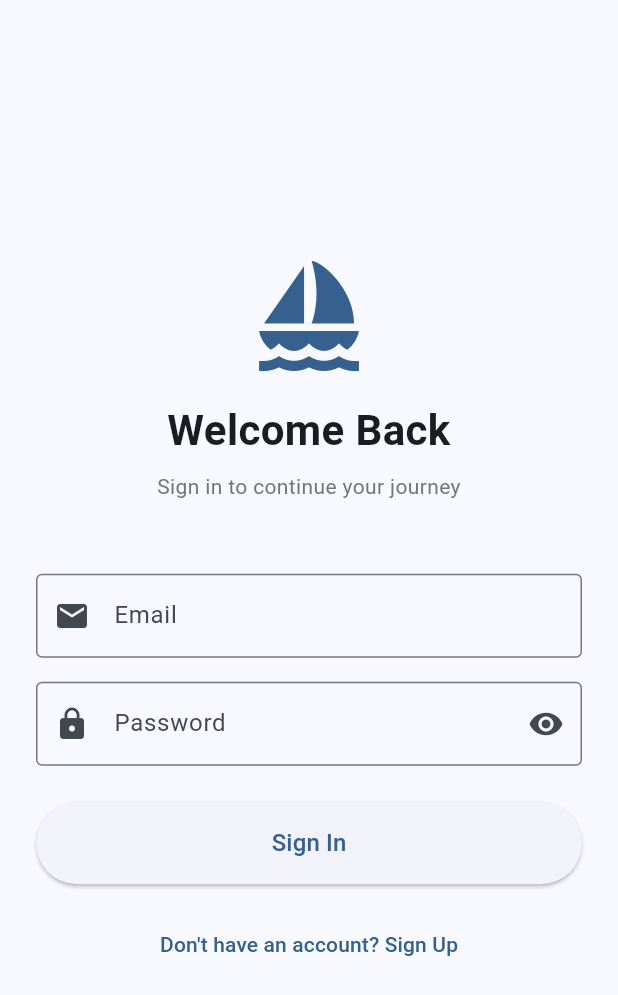
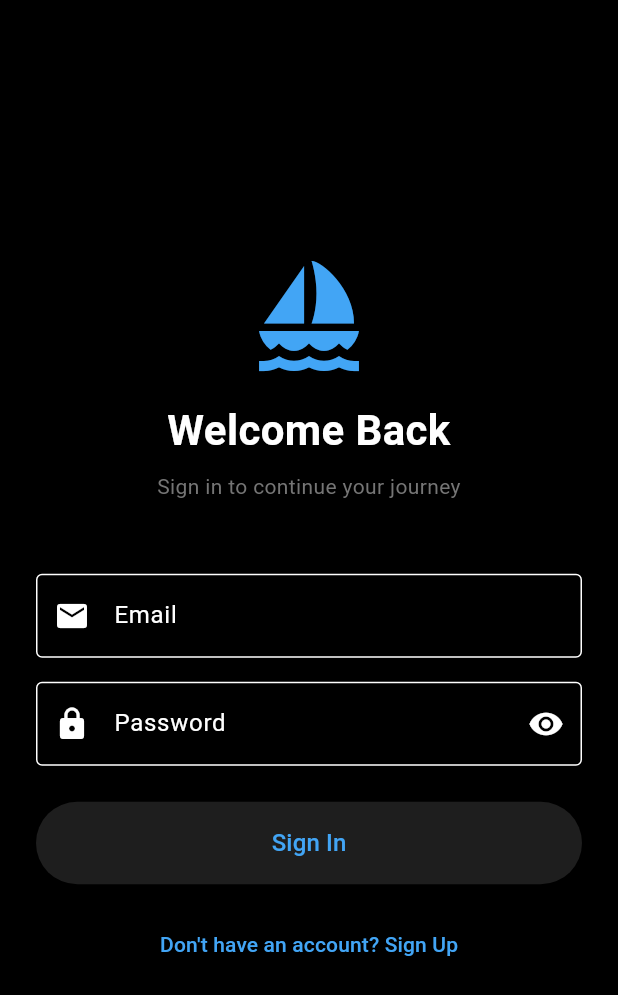
Before and after one commit to HughieMM/Cruise_App, a Flutter app: the screen it shows after launch, on a phone screen of 412 x 824 dp. Shown: the top 995 px of the screen. Run offline on Flutter 3.47's test engine with Material 3 defaults, Android fonts, the phone set to English and light mode, and no system bars; our stand-ins replace cloud_firestore, firebase_auth, firebase_core, firebase_storage, go_router, image_picker; accounts and stored records are empty.

Commit message:
Update app to dark mode theme and improve profile banner
- Change app theme to dark mode (black backgrounds)
- Update profile header with cruise line background banner
- Profile avatar now overlaps the banner for modern look
- Update timeline cards to use dark-friendly colors
- Update welcome banner colors for dark mode
- Change profile overlay to semi-transparent black

https://claude.ai/code/session_017nbsGwUar9f2huemtVFgqt

```diff
--- a/driftly/lib/main.dart
+++ b/driftly/lib/main.dart
@@ -32,7 +32,33 @@ class DriftlyApp extends StatelessWidget {
       child: MaterialApp.router(
         title: 'Driftly',
         theme: ThemeData(
-          colorScheme: ColorScheme.fromSeed(seedColor: Colors.blue),
+          brightness: Brightness.dark,
+          colorScheme: ColorScheme.dark(
+            primary: Colors.blue[400]!,
+            secondary: Colors.blue[300]!,
+            surface: const Color(0xFF1E1E1E),
+            onPrimary: Colors.white,
+            onSecondary: Colors.white,
+            onSurface: Colors.white,
+          ),
+          scaffoldBackgroundColor: Colors.black,
+          appBarTheme: const AppBarTheme(
+            backgroundColor: Colors.black,
+            foregroundColor: Colors.white,
+            elevation: 0,
+          ),
+          cardTheme: CardTheme(
+            color: const Color(0xFF2A2A2A),
+            elevation: 2,
+            shape: RoundedRectangleBorder(
+              borderRadius: BorderRadius.circular(12),
+            ),
+          ),
+          bottomNavigationBarTheme: const BottomNavigationBarThemeData(
+            backgroundColor: Color(0xFF1A1A1A),
+            selectedItemColor: Colors.blue,
+            unselectedItemColor: Colors.grey,
+          ),
           useMaterial3: true,
         ),
         routerConfig: AppRouter.router,
```
Also changed, not shown: driftly/lib/screens/home/tabs/home_tab.dart (+10 -10 lines), driftly/lib/screens/home/tabs/profile_tab.dart (+50 -10 lines).
